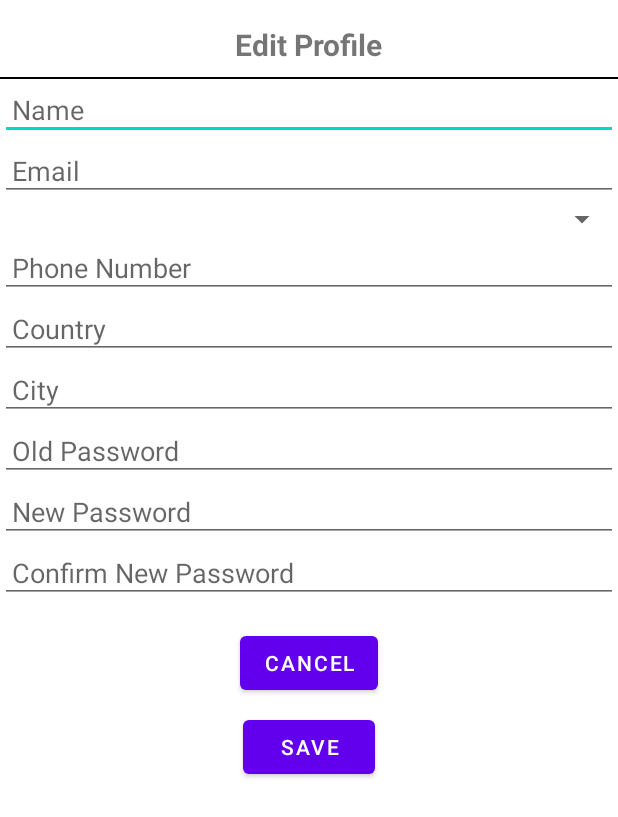
After one commit to SM-PROJECT-23/All_In_One_SM, an Android app: the layout editprofile.xml on its own in the app's theme, with its tools: preview values and no code run, on a phone screen of 412 x 824 dp. The commit adds this screen. Shown: the top 817 px of the screen. Run offline under Robolectric (Android 15) with nearby library versions, the phone set to English and light mode, and no system bars.

```diff
--- a/app/src/main/java/com/example/all_in_one_sm/MainActivity.kt
+++ b/app/src/main/java/com/example/all_in_one_sm/MainActivity.kt
@@ -10,11 +10,11 @@ class MainActivity : AppCompatActivity() {
 
     override fun onCreate(savedInstanceState: Bundle?) {
         super.onCreate(savedInstanceState)
-        setContentView(R.layout.login)
+        setContentView(R.layout.activity_main)
 
-        val clickLoginPage = findViewById<Button>(R.id.login_button)
+        val clickLoginPage = findViewById<Button>(R.id.LoginB)
         clickLoginPage.setOnClickListener {
-            val intent = Intent(this, RegisterPage::class.java)
+            val intent = Intent(this, LoginPage::class.java)
             startActivity(intent)
         }
     }
--- /dev/null
+++ b/app/src/main/res/drawable/ic_password.xml
@@ -0,0 +1,4 @@
+<?xml version="1.0" encoding="utf-8"?>
+<selector xmlns:android="http://schemas.android.com/apk/res/android">
+
+</selector>
--- /dev/null
+++ b/app/src/main/res/layout/editprofile.xml
@@ -0,0 +1,120 @@
+<LinearLayout
+    xmlns:android="http://schemas.android.com/apk/res/android"
+    android:layout_width="match_parent"
+    android:layout_height="match_parent"
+    android:orientation="vertical">
+
+    <!-- Edit Profile Heading -->
+    <TextView
+        android:id="@+id/tvEditProfile"
+        android:layout_width="wrap_content"
+        android:layout_height="wrap_content"
+        android:text="Edit Profile"
+        android:textSize="20sp"
+        android:textStyle="bold"
+        android:layout_marginTop="16dp"
+        android:layout_marginBottom="8dp"
+        android:layout_gravity="center_horizontal" />
+
+    <!-- Profile Divider -->
+    <View
+        android:layout_width="match_parent"
+        android:layout_height="1dp"
+        android:background="#000000" />
+
+    <!-- Name -->
+    <EditText
+        android:id="@+id/etName"
+        android:layout_width="match_parent"
+        android:layout_height="wrap_content"
+        android:hint="Name"
+        android:padding="8dp" />
+
+    <!-- Email -->
+    <EditText
+        android:id="@+id/etEmail"
+        android:layout_width="match_parent"
+        android:layout_height="wrap_content"
+        android:hint="Email"
+        android:inputType="textEmailAddress"
+        android:padding="8dp" />
+
+    <!-- Country Picker -->
+    <Spinner
+        android:id="@+id/spinnerCountry"
+        android:layout_width="match_parent"
+        android:layout_height="wrap_content"
+        android:hint="Select Country"
+        android:padding="8dp" />
+
+    <!-- Phone Number -->
+    <EditText
+        android:id="@+id/etPhoneNumber"
+        android:layout_width="match_parent"
+        android:layout_height="wrap_content"
+        android:hint="Phone Number"
+        android:inputType="phone"
+        android:padding="8dp" />
+
+    <!-- Country -->
+    <EditText
+        android:id="@+id/etCountry"
+        android:layout_width="match_parent"
+        android:layout_height="wrap_content"
+        android:hint="Country"
+        android:padding="8dp" />
+
+    <!-- City -->
+    <EditText
+        android:id="@+id/etCity"
+        android:layout_width="match_parent"
+        android:layout_height="wrap_content"
+        android:hint="City"
+        android:padding="8dp" />
+
+    <!-- Old Password -->
+    <EditText
+        android:id="@+id/etOldPassword"
+        android:layout_width="match_parent"
+        android:layout_height="wrap_content"
+        android:hint="Old Password"
+        android:inputType="textPassword"
+        android:padding="8dp" />
+
+    <!-- New Password -->
+    <EditText
+        android:id="@+id/etNewPassword"
+        android:layout_width="match_parent"
+        android:layout_height="wrap_content"
+        android:hint="New Password"
+        android:inputType="textPassword"
+        android:padding="8dp" />
+
+    <!-- Confirm New Password -->
+    <EditText
+        android:id="@+id/etConfirmNewPassword"
+        android:layout_width="match_parent"
+        android:layout_height="wrap_content"
+        android:hint="Confirm New Password"
+        android:inputType="textPassword"
+        android:padding="8dp" />
+
+    <Button
+        android:id="@+id/btnCancel"
+        android:layout_width="wrap_content"
+        android:layout_height="wrap_content"
+        android:text="Cancel"
+        android:layout_marginTop="16dp"
+        android:layout_marginBottom="8dp"
+        android:layout_gravity="center_horizontal" />
+
+    <!-- Save Button -->
+    <Button
+        android:id="@+id/btnSave"
+        android:layout_width="wrap_content"
+        android:layout_height="wrap_content"
+        android:text="Save"
+        android:layout_marginBottom="16dp"
+        android:layout_gravity="center_horizontal" />
+
+</LinearLayout>
--- a/app/src/main/res/layout/register.xml
+++ b/app/src/main/res/layout/register.xml
@@ -25,6 +25,7 @@
             android:layout_marginBottom="16dp"
             android:text="@string/register"
             android:textSize="24sp"
+            android:textColor="@android:color/black"
             android:textStyle="bold" />
 
         <EditText
@@ -103,6 +104,7 @@
             android:layout_width="wrap_content"
             android:layout_height="wrap_content"
             android:layout_marginTop="16dp"
+            android:textColor="@android:color/black"
             android:text="@string/already_have_an_account_login" />
 
     </LinearLayout>
```
Also changed, not shown: app/src/main/AndroidManifest.xml (+6 -1 lines), app/src/main/java/com/example/all_in_one_sm/LoginPage.kt (+5 -5 lines), app/src/main/java/com/example/all_in_one_sm/RegisterPage.kt (+39 -16 lines), app/src/main/res/layout/activity_main.xml (+14 -0 lines), app/src/main/res/layout/login.xml (+36 -23 lines). Lines whose indentation alone changed are shown as unchanged.
